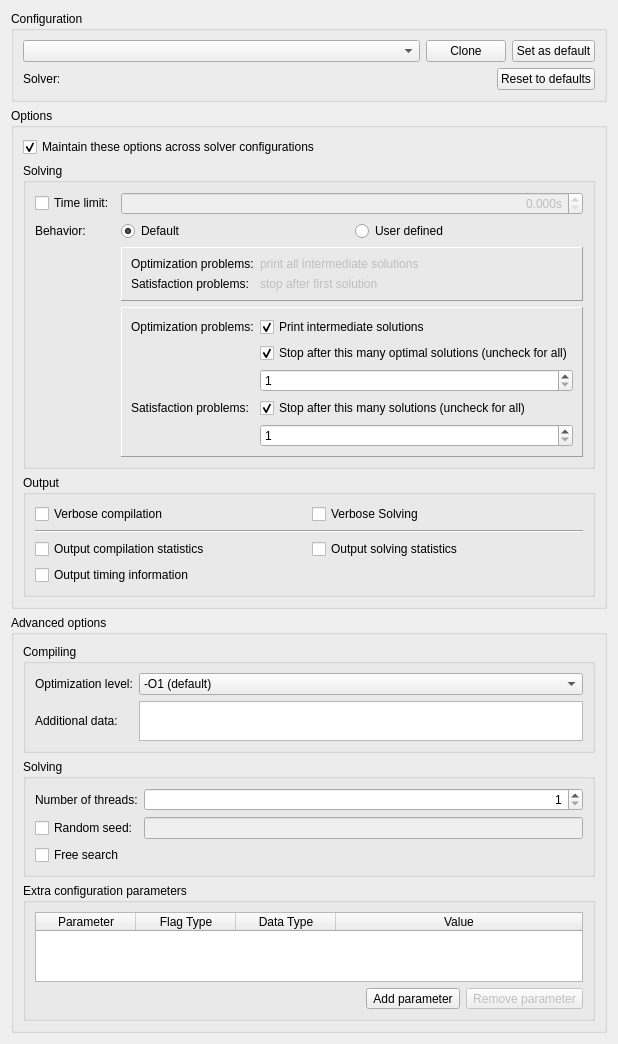
Qt form MiniZincIDE/configwindow.ui (MiniZinc/MiniZincIDE) before a commit.
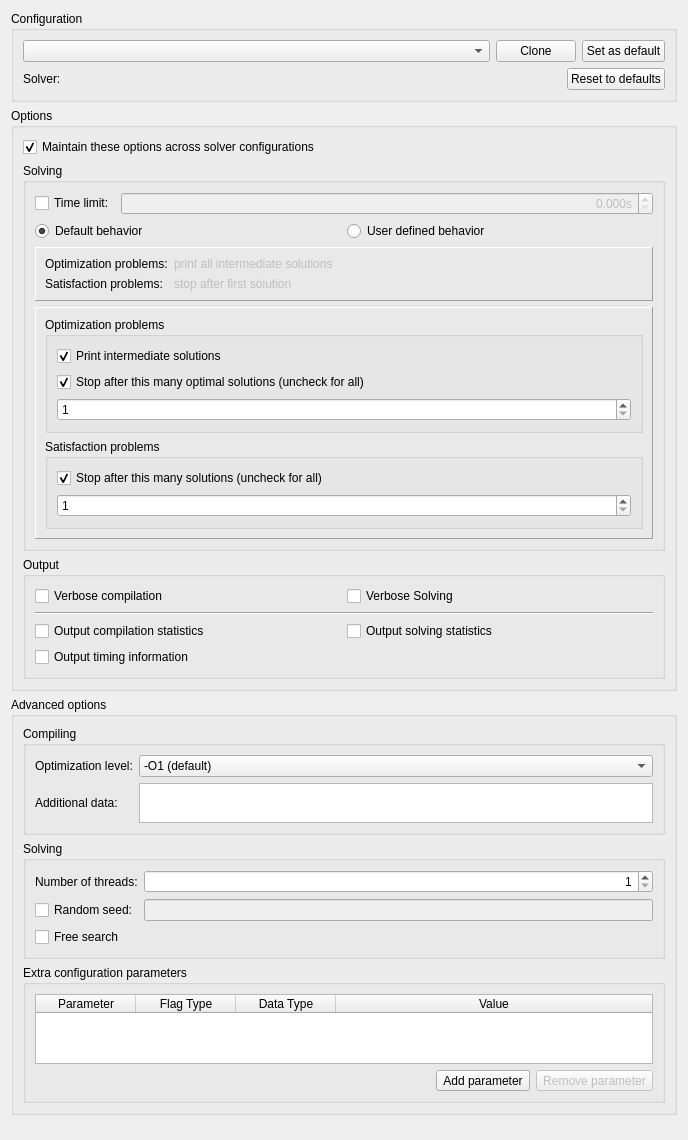
The same form after that commit.

Commit message: Make behaviour controls more narrow

What changed in the file:
```diff
--- a/MiniZincIDE/configwindow.ui
+++ b/MiniZincIDE/configwindow.ui
@@ -6,8 +6,8 @@
    <rect>
     <x>0</x>
     <y>0</y>
-    <width>572</width>
-    <height>1044</height>
+    <width>688</width>
+    <height>1140</height>
    </rect>
   </property>
   <property name="windowTitle">
@@ -143,10 +143,10 @@
           <property name="title">
            <string>Solving</string>
           </property>
+          <layout class="QVBoxLayout" name="verticalLayout_9">
+           <item>
           <layout class="QHBoxLayout" name="horizontalLayout_7">
            <item>
-            <layout class="QGridLayout" name="gridLayout_2">
-             <item row="0" column="0">
               <widget class="QCheckBox" name="timeLimit_checkBox">
                <property name="toolTip">
                 <string>&lt;html&gt;&lt;head/&gt;&lt;body&gt;&lt;p&gt;Limit running time to the given amount in seconds.&lt;/p&gt;&lt;/body&gt;&lt;/html&gt;</string>
@@ -156,11 +156,17 @@
                </property>
               </widget>
              </item>
-             <item row="0" column="1">
+             <item>
               <widget class="QDoubleSpinBox" name="timeLimit_doubleSpinBox">
                <property name="enabled">
                 <bool>false</bool>
                </property>
+               <property name="sizePolicy">
+                <sizepolicy hsizetype="Expanding" vsizetype="Fixed">
+                 <horstretch>0</horstretch>
+                 <verstretch>0</verstretch>
+                </sizepolicy>
+               </property>
                <property name="alignment">
                 <set>Qt::AlignRight|Qt::AlignTrailing|Qt::AlignVCenter</set>
                </property>
@@ -175,22 +181,14 @@
                </property>
               </widget>
              </item>
-             <item row="1" column="0">
-              <widget class="QLabel" name="label_6">
-               <property name="toolTip">
-                <string>&lt;html&gt;&lt;head/&gt;&lt;body&gt;&lt;p&gt;Determines how many solutions, or intermediate solutions, to produce.&lt;/p&gt;&lt;/body&gt;&lt;/html&gt;</string>
-               </property>
-               <property name="text">
-                <string>Behavior:</string>
-               </property>
-              </widget>
-             </item>
-             <item row="1" column="1">
+            </layout>
+           </item>
+           <item>
               <layout class="QHBoxLayout" name="horizontalLayout_8">
                <item>
                 <widget class="QRadioButton" name="defaultBehavior_radioButton">
                  <property name="text">
-                  <string>Default</string>
+                <string>Default behavior</string>
                  </property>
                  <property name="checked">
                   <bool>true</bool>
@@ -200,13 +198,13 @@
                <item>
                 <widget class="QRadioButton" name="userDefinedBehavior_radioButton">
                  <property name="text">
-                  <string>User defined</string>
+                <string>User defined behavior</string>
                  </property>
                 </widget>
                </item>
               </layout>
              </item>
-             <item row="2" column="1">
+           <item>
               <widget class="QFrame" name="defaultBehavior_frame">
                <property name="sizePolicy">
                 <sizepolicy hsizetype="Expanding" vsizetype="Preferred">
@@ -220,7 +218,7 @@
                <property name="frameShadow">
                 <enum>QFrame::Raised</enum>
                </property>
-               <layout class="QFormLayout" name="formLayout_2">
+             <layout class="QGridLayout" name="gridLayout_6">
                 <item row="0" column="0">
                  <widget class="QLabel" name="label_7">
                   <property name="text">
@@ -228,28 +226,40 @@
                   </property>
                  </widget>
                 </item>
-                <item row="1" column="0">
-                 <widget class="QLabel" name="label_12">
-                  <property name="text">
-                   <string>Satisfaction problems: </string>
-                  </property>
-                 </widget>
-                </item>
                 <item row="0" column="1">
                  <widget class="QLabel" name="label_16">
                   <property name="enabled">
                    <bool>false</bool>
                   </property>
+                <property name="sizePolicy">
+                 <sizepolicy hsizetype="Expanding" vsizetype="Preferred">
+                  <horstretch>0</horstretch>
+                  <verstretch>0</verstretch>
+                 </sizepolicy>
+                </property>
                   <property name="text">
                    <string>print all intermediate solutions</string>
                   </property>
                  </widget>
                 </item>
+              <item row="1" column="0">
+               <widget class="QLabel" name="label_12">
+                <property name="text">
+                 <string>Satisfaction problems: </string>
+                </property>
+               </widget>
+              </item>
                 <item row="1" column="1">
                  <widget class="QLabel" name="label_17">
                   <property name="enabled">
                    <bool>false</bool>
                   </property>
+                <property name="sizePolicy">
+                 <sizepolicy hsizetype="Expanding" vsizetype="Preferred">
+                  <horstretch>0</horstretch>
+                  <verstretch>0</verstretch>
+                 </sizepolicy>
+                </property>
                   <property name="text">
                    <string>stop after first solution</string>
                   </property>
@@ -258,7 +268,7 @@
                </layout>
               </widget>
              </item>
-             <item row="3" column="1">
+           <item>
               <widget class="QFrame" name="userDefinedBehavior_frame">
                <property name="sizePolicy">
                 <sizepolicy hsizetype="Expanding" vsizetype="Preferred">
@@ -272,15 +282,14 @@
                <property name="frameShadow">
                 <enum>QFrame::Raised</enum>
                </property>
-               <layout class="QFormLayout" name="formLayout_3">
-                <item row="0" column="0">
-                 <widget class="QLabel" name="label_18">
-                  <property name="text">
-                   <string>Optimization problems:</string>
-                  </property>
-                 </widget>
-                </item>
-                <item row="0" column="1">
+             <layout class="QVBoxLayout" name="verticalLayout_6">
+              <item>
+               <widget class="QGroupBox" name="groupBox">
+                <property name="title">
+                 <string>Optimization problems</string>
+                </property>
+                <layout class="QVBoxLayout" name="verticalLayout_7">
+                 <item>
                  <widget class="QCheckBox" name="intermediateSolutions_checkBox">
                   <property name="toolTip">
                    <string>&lt;html&gt;&lt;head/&gt;&lt;body&gt;&lt;p&gt;Print intermediate solutions with &lt;span style=&quot; font-family:'monospace';&quot;&gt;-i&lt;/span&gt;&lt;/p&gt;&lt;/body&gt;&lt;/html&gt;</string>
@@ -293,7 +302,7 @@
                   </property>
                  </widget>
                 </item>
-                <item row="1" column="1">
+                 <item>
                  <widget class="QCheckBox" name="numOptimal_checkBox">
                   <property name="toolTip">
                    <string>&lt;html&gt;&lt;head/&gt;&lt;body&gt;&lt;p&gt;Limit number of optimal  solutions with &lt;span style=&quot; font-family:'monospace';&quot;&gt;-n-o&lt;/span&gt;&lt;/p&gt;&lt;/body&gt;&lt;/html&gt;</string>
@@ -306,14 +315,29 @@
                   </property>
                  </widget>
                 </item>
-                <item row="3" column="0">
-                 <widget class="QLabel" name="label_19">
-                  <property name="text">
-                   <string>Satisfaction problems:</string>
-                  </property>
-                 </widget>
-                </item>
-                <item row="3" column="1">
+                 <item>
+                  <widget class="QSpinBox" name="numOptimal_spinBox">
+                   <property name="sizePolicy">
+                    <sizepolicy hsizetype="Expanding" vsizetype="Fixed">
+                     <horstretch>0</horstretch>
+                     <verstretch>0</verstretch>
+                    </sizepolicy>
+                   </property>
+                   <property name="minimum">
+                    <number>1</number>
+                   </property>
+                  </widget>
+                 </item>
+                </layout>
+               </widget>
+              </item>
+              <item>
+               <widget class="QGroupBox" name="groupBox_2">
+                <property name="title">
+                 <string>Satisfaction problems</string>
+                </property>
+                <layout class="QVBoxLayout" name="verticalLayout_8">
+                 <item>
                  <widget class="QCheckBox" name="numSolutions_checkBox">
                   <property name="toolTip">
                    <string>&lt;html&gt;&lt;head/&gt;&lt;body&gt;&lt;p&gt;Limit number of solutions with &lt;span style=&quot; font-family:'monospace';&quot;&gt;-n&lt;/span&gt;&lt;/p&gt;&lt;/body&gt;&lt;/html&gt;</string>
@@ -326,7 +350,7 @@
                   </property>
                  </widget>
                 </item>
-                <item row="4" column="1">
+                 <item>
                  <widget class="QSpinBox" name="numSolutions_spinBox">
                   <property name="sizePolicy">
                    <sizepolicy hsizetype="Expanding" vsizetype="Fixed">
@@ -345,23 +369,11 @@
                   </property>
                  </widget>
                 </item>
-                <item row="2" column="1">
-                 <widget class="QSpinBox" name="numOptimal_spinBox">
-                  <property name="sizePolicy">
-                   <sizepolicy hsizetype="Expanding" vsizetype="Fixed">
-                    <horstretch>0</horstretch>
-                    <verstretch>0</verstretch>
-                   </sizepolicy>
-                  </property>
-                  <property name="minimum">
-                   <number>1</number>
-                  </property>
-                 </widget>
-                </item>
                </layout>
               </widget>
              </item>
             </layout>
+            </widget>
            </item>
           </layout>
          </widget>
```
Lines whose indentation alone changed are shown as unchanged.
